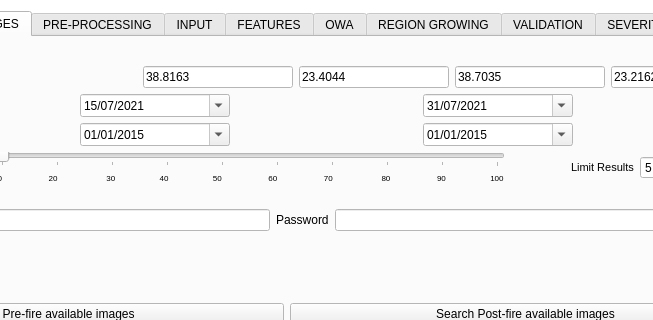
This is BAD_dialog_base.ui in silviamacchi/bad_COPIA as Qt 5 draws it before an edit; both pictures show x 210 to 863 and y 0 to 320 of the 993 by 824 pixel window. The edited form follows.
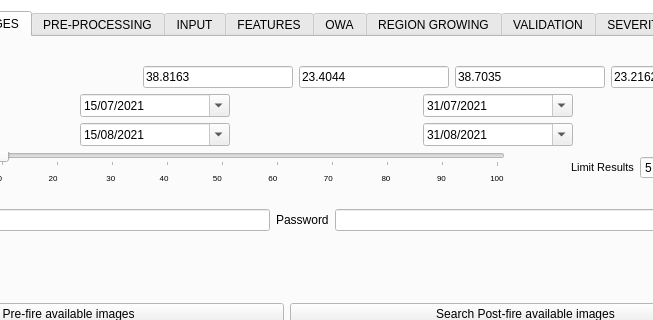
This is the edited form. The open tabs and pages were chosen to show the change. Custom widgets are drawn as their Qt base class.

Commit message: Changed some default values and remover AOI checkbox

Diff of the .ui file:
```diff
--- a/BAD_dialog_base.ui
+++ b/BAD_dialog_base.ui
@@ -177,7 +177,6 @@
      </property>
      <property name="font">
       <font>
-       <weight>50</weight>
        <bold>false</bold>
       </font>
      </property>
@@ -510,9 +509,9 @@
            </property>
            <property name="date">
             <date>
-             <year>2015</year>
-             <month>1</month>
-             <day>1</day>
+             <year>2021</year>
+             <month>8</month>
+             <day>15</day>
             </date>
            </property>
           </widget>
@@ -539,9 +538,9 @@
            </property>
            <property name="date">
             <date>
-             <year>2015</year>
-             <month>1</month>
-             <day>1</day>
+             <year>2021</year>
+             <month>8</month>
+             <day>31</day>
             </date>
            </property>
           </widget>
@@ -8831,7 +8830,6 @@
          <property name="font">
           <font>
            <pointsize>9</pointsize>
-           <weight>75</weight>
            <bold>true</bold>
           </font>
          </property>
@@ -8889,7 +8887,6 @@
               <property name="font">
                <font>
                 <pointsize>8</pointsize>
-                <weight>50</weight>
                 <bold>false</bold>
                </font>
               </property>
@@ -8933,7 +8930,6 @@
          <property name="font">
           <font>
            <pointsize>9</pointsize>
-           <weight>75</weight>
            <bold>true</bold>
           </font>
          </property>
```
Left out of the diff: 81 changed lines with no effect on the pictures. The commit also changes 1 other file.
